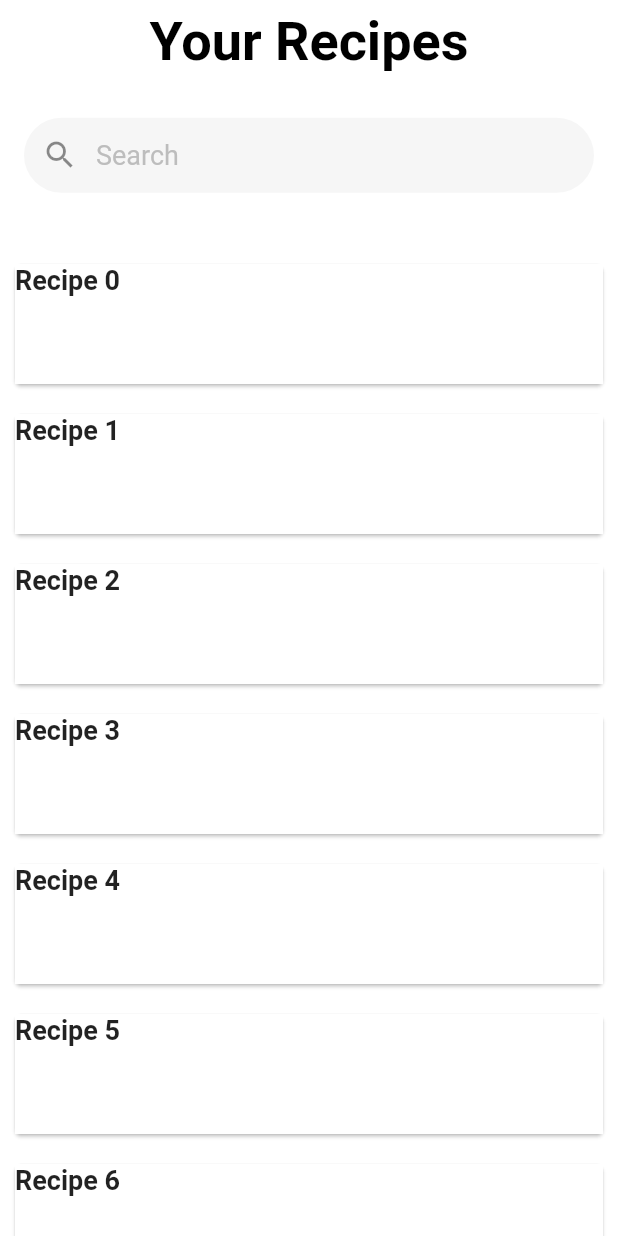
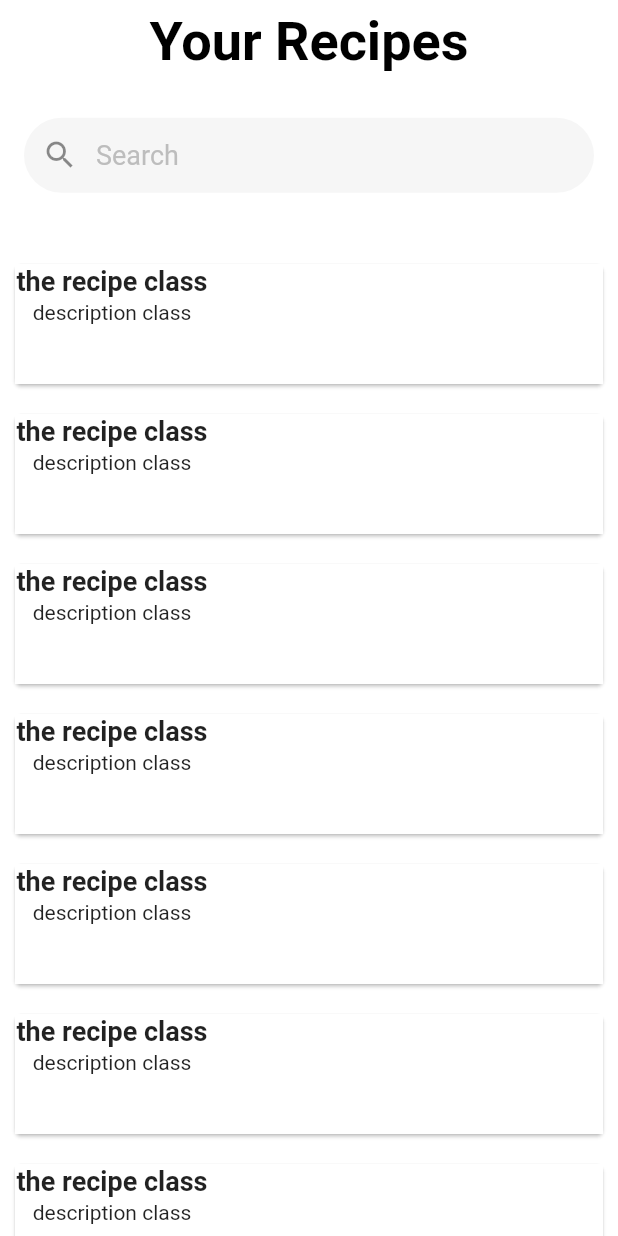
Before and after one commit to CheffronUNF/CheffronMobile, a Flutter app: the HomePage screen opened directly, on a phone screen of 412 x 824 dp. Run offline on Flutter 3.47's test engine with Material 2 defaults, Android fonts, the phone set to English and light mode, and no system bars.

Commit message:
Added description and recipe class for homepage

```diff
--- a/lib/main.dart
+++ b/lib/main.dart
@@ -1,6 +1,7 @@
 import 'package:flutter/material.dart';
 import 'package:flutter/foundation.dart';
 import 'dart:convert';
+
 
 const blue = Color(0xFF1A529F);
 const yellow = Color(0xFFE7AA4B);
@@ -245,16 +246,30 @@ class HomePage extends StatefulWidget {
   _HomePageState createState() => _HomePageState();
 }
 
-class recipeListing extends _HomePageState {
+class recipe extends StatelessWidget {
   @override
   Widget build(BuildContext context) {
     return Padding(
-      padding: const EdgeInsets.all(10),
+      padding: const EdgeInsets.all(1),
       child: Container(
-        color: Colors.grey,
         child: const Text(
-          'Lorem ipsum dolor sit amet, consectetur adipiscing elit. Etiam elementum dolor eget lorem euismod rutrum.',
-          style: TextStyle(fontSize: 30),
+          'the recipe class',
+          style: TextStyle(fontSize: 18, fontWeight: FontWeight.bold),
+        ),
+      ),
+    );
+  }
+}
+
+class description extends StatelessWidget {
+  @override
+  Widget build(BuildContext context) {
+    return Padding(
+      padding: const EdgeInsets.all(1),
+      child: Container(
+        child: const Text(
+          'description class',
+          style: TextStyle(fontSize: 14,),
         ),
       ),
     );
@@ -329,8 +344,11 @@ class _HomePageState extends State<HomePage> {
                       color: Colors.white,
                       height: 90,
                       alignment: Alignment.topLeft,
-                      child: Text(
-                        'Recipe $index', style: const TextStyle(fontSize: 18, fontWeight: FontWeight.bold),
+                      child: Column(
+                        children: [
+                          recipe(),
+                          description()
+                        ],
                       ),
                     ),
                   );
```
